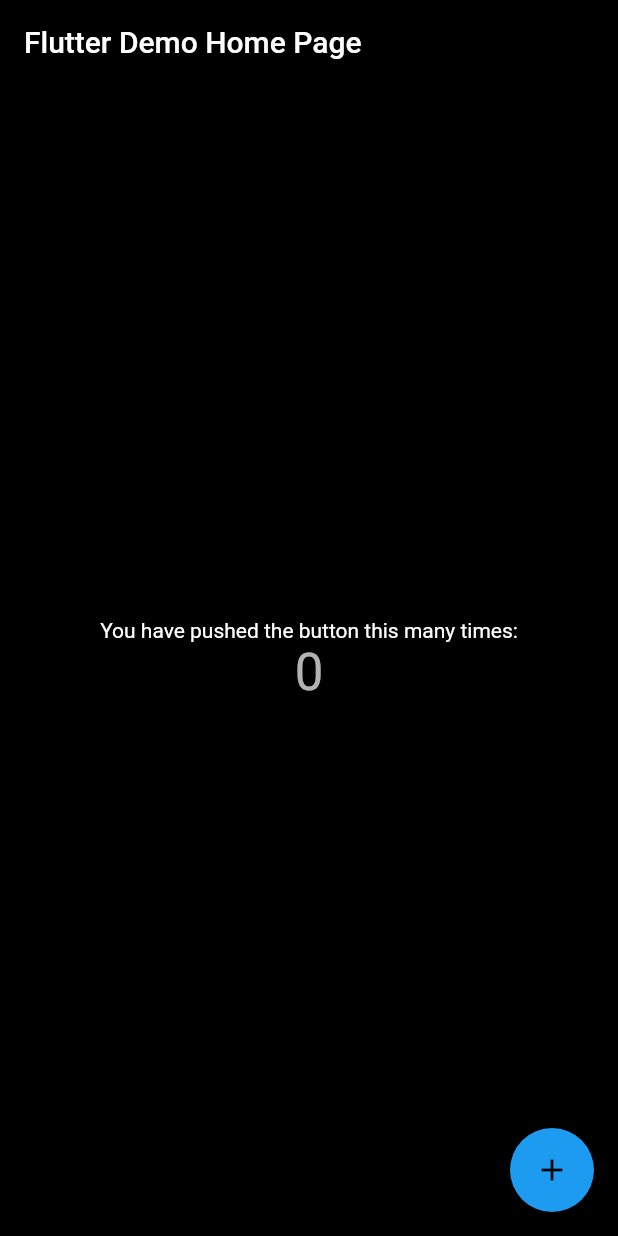
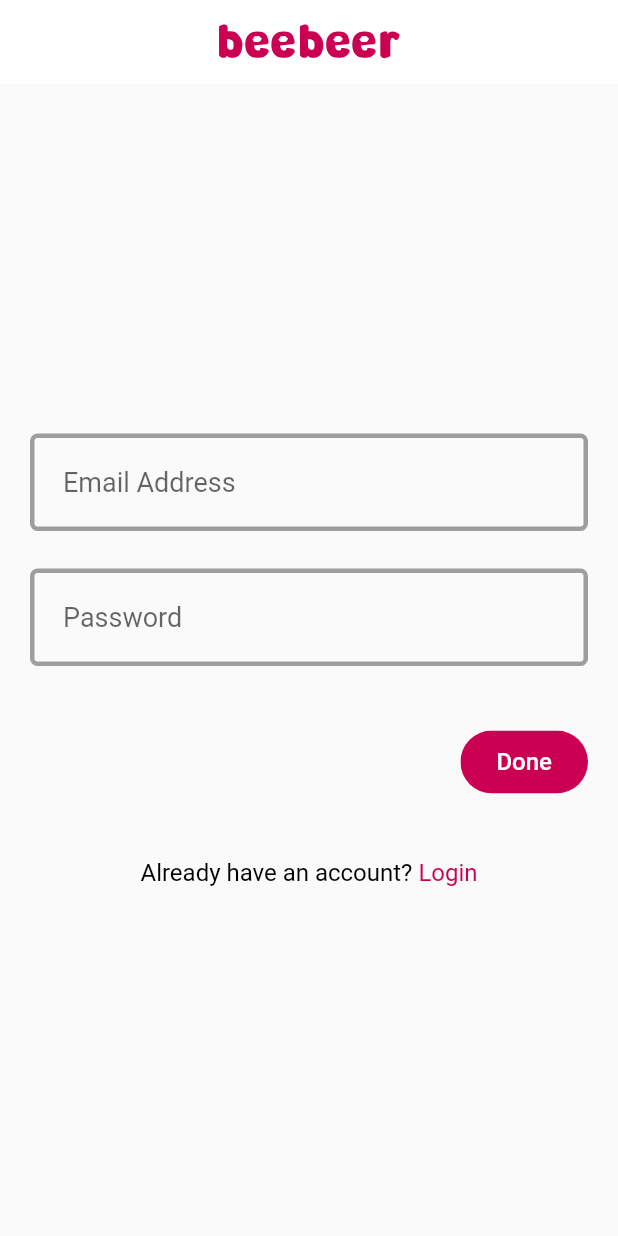
Before and after one commit to leodanuarta/beebeer_app, a Flutter app: the screen it shows after launch, on a phone screen of 412 x 824 dp. Run offline on Flutter 3.47's test engine with Material 2 defaults, Android fonts, the phone set to English and light mode, and no system bars; our stand-ins replace flutter_svg.

Commit message:
login and sign up ui (54:23)

```diff
--- /dev/null
+++ b/lib/common/common.dart
@@ -0,0 +1 @@
+export './rounded_small_button.dart';
--- /dev/null
+++ b/lib/common/rounded_small_button.dart
@@ -0,0 +1,35 @@
+import 'package:beebeer_app/theme/theme.dart';
+import 'package:flutter/material.dart';
+
+class RoundedSmallButton extends StatelessWidget {
+  final VoidCallback onTap;
+  final String label;
+  final Color backgroundColor;
+  final Color textColor;
+
+  const RoundedSmallButton({
+    super.key,
+    required this.onTap,
+    required this.label,
+    this.backgroundColor = Pallete.pinkColor,
+    this.textColor = Pallete.whiteColor,
+  });
+
+  @override
+  Widget build(BuildContext context) {
+    return Chip(
+      label: Text(
+        label,
+        style: TextStyle(
+          color: textColor,
+          fontSize: 16,
+        ),
+      ),
+      backgroundColor: backgroundColor,
+      labelPadding: const EdgeInsets.symmetric(
+        horizontal: 20,
+        vertical: 5
+      ),
+    );
+  }
+}
--- a/lib/constants/assets_constants.dart
+++ b/lib/constants/assets_constants.dart
@@ -15,4 +15,5 @@ class AssetsConstants {
   static const String likeFilledIcon = '$_svgPath/like_filled.svg';
   static const String viewsIcon = '$_svgPath/views.svg';
   static const String verifiedIcon = '$_svgPath/verified.svg';
+  static const String beebeerLogoL = '$_svgPath/beebeerlogoL.svg';
 }
--- a/lib/constants/constants.dart
+++ b/lib/constants/constants.dart
@@ -1,5 +1,6 @@
 export './appwrite_constants.dart';
 export './assets_constants.dart';
+export './ui_constants.dart';
 
 
 // import "appwrite_constants.dart"
--- a/lib/constants/ui_constants.dart
+++ b/lib/constants/ui_constants.dart
@@ -0,0 +1,15 @@
+import 'package:beebeer_app/constants/constants.dart';
+import 'package:flutter/material.dart';
+import 'package:flutter_svg/flutter_svg.dart';
+
+class UIConstants {
+  static AppBar appBar() {
+    return AppBar(
+      title: SvgPicture.asset(
+        AssetsConstants.beebeerLogoL,
+        height: 30,
+      ),
+      centerTitle: true,
+    );
+  }
+}
--- /dev/null
+++ b/lib/features/auth/view/signup_view.dart
@@ -0,0 +1,92 @@
+import 'package:beebeer_app/common/common.dart';
+import 'package:beebeer_app/constants/constants.dart';
+import 'package:beebeer_app/features/auth/view/login_view.dart';
+import 'package:beebeer_app/features/auth/widgets/auth_field.dart';
+import 'package:beebeer_app/theme/theme.dart';
+import 'package:flutter/gestures.dart';
+import 'package:flutter/material.dart';
+
+class SignUpView extends StatefulWidget {
+  static route() => MaterialPageRoute(
+        builder: (context) => const SignUpView(),
+      );
+  const SignUpView({super.key});
+
+  @override
+  State<SignUpView> createState() => _SignUpViewState();
+}
+
+class _SignUpViewState extends State<SignUpView> {
+  final appbar = UIConstants.appBar();
+  final emailController = TextEditingController();
+  final passwordController = TextEditingController();
+
+  @override
+  void dispose() {
+    // TODO: implement dispose
+    super.dispose();
+    emailController.dispose();
+    passwordController.dispose();
+  }
+
+  @override
+  Widget build(BuildContext context) {
+    return Scaffold(
+      appBar: appbar,
+      body: Center(
+        child: SingleChildScrollView(
+          child: Padding(
+            padding: EdgeInsets.symmetric(horizontal: 20),
+            child: Column(
+              children: [
+                AuthField(
+                  controller: emailController,
+                  hintText: 'Email Address',
+                ),
+                const SizedBox(height: 25),
+                AuthField(
+                  controller: passwordController,
+                  hintText: 'Password',
+                ),
+                const SizedBox(height: 40),
+                Align(
+                  alignment: Alignment.topRight,
+                  child: RoundedSmallButton(
+                    onTap: () {},
+                    label: 'Done',
+                  ),
+                ),
+                const SizedBox(height: 40),
+                RichText(
+                    text: TextSpan(
+                  text: "Already have an account? ",
+                  style: const TextStyle(
+                    color: Pallete.backgroundColor,
+                    fontSize: 16,
+                  ),
+                  children: [
+                    TextSpan(
+                      text: 'Login',
+                      style: const TextStyle(
+                        color: Pallete.pinkColor,
+                        fontSize: 16,
+                      ),
+                      recognizer: TapGestureRecognizer()
+                        ..onTap = () {
+                          Navigator.push(
+                            context,
+                            LoginView.route(),
+                          );
+                        },
+                    ),
+                  ],
+                )
+                ),
+              ],
+            ),
+          ),
+        ),
+      ),
+    );
+  }
+}
--- /dev/null
+++ b/lib/features/auth/widgets/auth_field.dart
@@ -0,0 +1,40 @@
+import 'package:beebeer_app/theme/pallete.dart';
+import 'package:flutter/material.dart';
+
+class AuthField extends StatelessWidget {
+  final TextEditingController controller;
+  final String hintText;
+  const AuthField({
+    super.key,
+    required this.controller,
+    required this.hintText,
+  });
+
+  @override
+  Widget build(BuildContext context) {
+    return TextFormField(
+      controller: controller,
+      decoration: InputDecoration(
+          focusedBorder: OutlineInputBorder(
+            borderRadius: BorderRadius.circular(5),
+            borderSide: const BorderSide(
+              color: Pallete.pinkColor,
+              width: 3,
+            ),
+          ),
+          enabledBorder: OutlineInputBorder(
+            borderRadius: BorderRadius.circular(5),
+            borderSide: const BorderSide(
+              color: Pallete.greyColor,
+              width: 3,
+            ),
+          ),
+          contentPadding: const EdgeInsets.all(22),
+          hintText: hintText,
+          hintStyle: const TextStyle(
+            fontSize: 18,
+          ),
+        ),
+    );
+  }
+}
--- a/lib/main.dart
+++ b/lib/main.dart
@@ -1,3 +1,5 @@
+import 'package:beebeer_app/features/auth/view/login_view.dart';
+import 'package:beebeer_app/features/auth/view/signup_view.dart';
 import 'package:beebeer_app/theme/theme.dart';
 import 'package:flutter/material.dart';
 
@@ -14,92 +16,7 @@ class MyApp extends StatelessWidget {
     return MaterialApp(
       title: 'Flutter Demo',
       theme: AppTheme.theme,
-      home: const MyHomePage(title: 'Flutter Demo Home Page'),
+      home: const SignUpView(),
     );
   }
 }
-
-class MyHomePage extends StatefulWidget {
-  const MyHomePage({super.key, required this.title});
-
-  // This widget is the home page of your application. It is stateful, meaning
-  // that it has a State object (defined below) that contains fields that affect
-  // how it looks.
-
-  // This class is the configuration for the state. It holds the values (in this
-  // case the title) provided by the parent (in this case the App widget) and
-  // used by the build method of the State. Fields in a Widget subclass are
-  // always marked "final".
-
-  final String title;
-
-  @override
-  State<MyHomePage> createState() => _MyHomePageState();
-}
-
-class _MyHomePageState extends State<MyHomePage> {
-  int _counter = 0;
-
-  void _incrementCounter() {
-    setState(() {
-      // This call to setState tells the Flutter framework that something has
-      // changed in this State, which causes it to rerun the build method below
-      // so that the display can reflect the updated values. If we changed
-      // _counter without calling setState(), then the build method would not be
-      // called again, and so nothing would appear to happen.
-      _counter++;
-    });
-  }
-
-  @override
-  Widget build(BuildContext context) {
-    // This method is rerun every time setState is called, for instance as done
-    // by the _incrementCounter method above.
-    //
-    // The Flutter framework has been optimized to make rerunning build methods
-    // fast, so that you can just rebuild anything that needs updating rather
-    // than having to individually change instances of widgets.
-    return Scaffold(
-      appBar: AppBar(
-        // Here we take the value from the MyHomePage object that was created by
-        // the App.build method, and use it to set our appbar title.
-        title: Text(widget.title),
-      ),
-      body: Center(
-        // Center is a layout widget. It takes a single child and positions it
-        // in the middle of the parent.
-        child: Column(
-          // Column is also a layout widget. It takes a list of children and
-          // arranges them vertically. By default, it sizes itself to fit its
-          // children horizontally, and tries to be as tall as its parent.
-          //
-          // Invoke "debug painting" (press "p" in the console, choose the
-          // "Toggle Debug Paint" action from the Flutter Inspector in Android
-          // Studio, or the "Toggle Debug Paint" command in Visual Studio Code)
-          // to see the wireframe for each widget.
-          //
-          // Column has various properties to control how it sizes itself and
-          // how it positions its children. Here we use mainAxisAlignment to
-          // center the children vertically; the main axis here is the vertical
-          // axis because Columns are vertical (the cross axis would be
-          // horizontal).
-          mainAxisAlignment: MainAxisAlignment.center,
-          children: <Widget>[
-            const Text(
-              'You have pushed the button this many times:',
-            ),
-            Text(
-              '$_counter',
-              style: Theme.of(context).textTheme.headlineMedium,
-            ),
-          ],
-        ),
-      ),
-      floatingActionButton: FloatingActionButton(
-        onPressed: _incrementCounter,
-        tooltip: 'Increment',
-        child: const Icon(Icons.add),
-      ), // This trailing comma makes auto-formatting nicer for build methods.
-    );
-  }
-}
--- a/lib/theme/app_theme.dart
+++ b/lib/theme/app_theme.dart
@@ -2,14 +2,14 @@ import 'package:beebeer_app/theme/pallete.dart';
 import 'package:flutter/material.dart';
 
 class AppTheme {
-  static ThemeData theme = ThemeData.dark().copyWith(
-    scaffoldBackgroundColor: Pallete.backgroundColor,
+  static ThemeData theme = ThemeData.light().copyWith(
+    // scaffoldBackgroundColor: Pallete.backgroundColor,
     appBarTheme: const AppBarTheme(
-      backgroundColor: Pallete.backgroundColor,
+      backgroundColor: Pallete.whiteColor,
       elevation: 0,
     ),
     floatingActionButtonTheme: const FloatingActionButtonThemeData(
-      backgroundColor: Pallete.blueColor,
+      backgroundColor: Pallete.pinkColor,
     ),
   );
 }
--- a/lib/theme/pallete.dart
+++ b/lib/theme/pallete.dart
@@ -7,4 +7,5 @@ class Pallete {
   static const Color whiteColor = Colors.white;
   static const Color greyColor = Colors.grey;
   static const Color redColor = Color.fromRGBO(249, 25, 127, 1);
+  static const Color pinkColor = Color.fromRGBO(204, 0, 82, 1);
 }
--- a/pubspec.yaml
+++ b/pubspec.yaml
@@ -36,6 +36,7 @@ dependencies:
   # Use with the CupertinoIcons class for iOS style icons.
   cupertino_icons: ^1.0.2
   appwrite: ^9.0.0
+  flutter_svg: ^2.0.6
 
 dev_dependencies:
   flutter_test:
```
Also changed, not shown: lib/features/auth/view/login_view.dart (added, +90 -0 lines), assets/svg/beebeerlogoL.svg (added), pubspec.lock, 1 other file.
